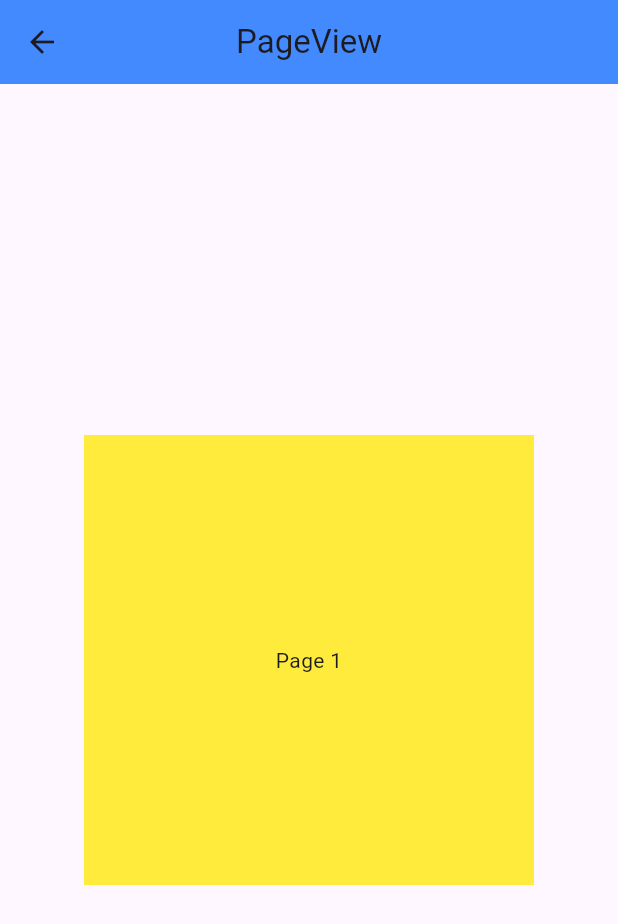
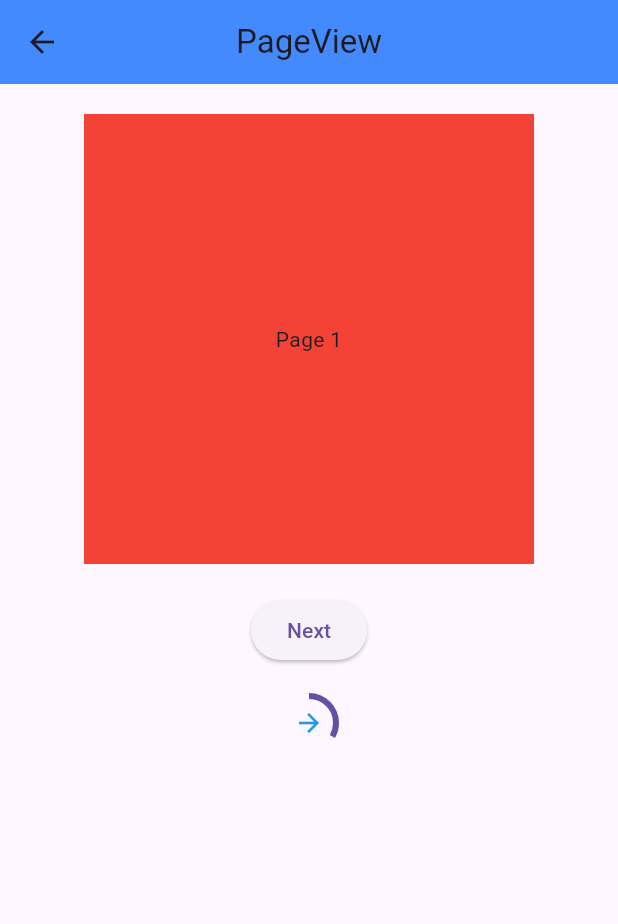
Before and after one commit to MohamedFarid648/flutter_course_notes, a Flutter app: the PageViewCustom screen opened by its route, on a phone screen of 412 x 824 dp. Shown: the top 924 px of the screen. Run offline on Flutter 3.47's test engine with Material 3 defaults, Android fonts, the phone set to English and light mode, and no system bars; our stand-ins replace device_preview, flutter_svg.

Commit message:
finish page view

```diff
--- a/FlutterProjects/new_flutter_project/lib/widgets/page_view_custom.dart
+++ b/FlutterProjects/new_flutter_project/lib/widgets/page_view_custom.dart
@@ -1,35 +1,104 @@
 import 'package:flutter/material.dart';
+import 'package:new_flutter_project/config/routes/route_names.dart';
 import 'package:new_flutter_project/widgets/app_bar_custom.dart';
 
-class PageViewCustom extends StatelessWidget {
+class PageViewCustom extends StatefulWidget {
   const PageViewCustom({super.key});
+
+  @override
+  State<PageViewCustom> createState() => _PageViewCustomState();
+}
+
+class _PageViewCustomState extends State<PageViewCustom> {
+  late PageController _controller;
+  int currentPage = 0;
+  final List<Widget> _pages = [
+    Container(
+      color: Colors.red,
+      child: const Center(child: Text("Page 1")),
+    ),
+    Container(
+      color: Colors.yellow,
+      child: const Center(child: Text("Page 2")),
+    ),
+    Container(
+      color: Colors.green,
+      child: const Center(child: Text("Page 3")),
+    ),
+  ];
+  @override
+  void initState() {
+    _controller = PageController();
+    super.initState();
+  }
+
+  @override
+  void dispose() {
+    _controller.dispose();
+    super.dispose();
+  }
+
   @override
   Widget build(BuildContext context) {
+    var sizedBox = SizedBox(height: 20);
     return Scaffold(
       appBar: AppBarCustom(title: "PageView"),
-      body: Center(
-        child: Container(
-          height: 300,
-          width: 300,
-          color: Colors.blue,
-          child: PageView(
-            scrollDirection: Axis.horizontal,
+      body: Column(
+        children: [
+          sizedBox,
+          Center(
+            child: Container(
+              height: 300,
+              width: 300,
+              color: Colors.blue,
+              child: PageView(
+                onPageChanged: (index) {
+                  setState(() {
+                    currentPage = index;
+                    //print("current Page $currentPage");
+                  });
+                },
+                controller: _controller,
+                physics: NeverScrollableScrollPhysics(),
+                children: _pages,
+              ),
+            ),
+          ),
+          sizedBox,
+          ElevatedButton(
+            onPressed: () {
+              //print("current Page $currentPage");
+
+              if (currentPage < _pages.length - 1) {
+                _controller.nextPage(
+                  duration: const Duration(milliseconds: 300),
+                  curve: Curves.easeIn,
+                );
+              } else {
+                print("pushReplacementNamed");
+                Navigator.pushReplacementNamed(
+                  context,
+                  RouteNames.basketBallScreen,
+                );
+              }
+            },
+            child: Text("Next"),
+          ),
+          sizedBox,
+          Stack(
+            alignment: Alignment.center, // Center the icon over the indicator
             children: [
-              Container(
-                color: Colors.yellow,
-                child: const Center(child: Text("Page 1")),
+              // 1. The Circular Progress Indicator
+              CircularProgressIndicator(
+                // The value remains for progress tracking
+                value: (currentPage + 1) / _pages.length,
+                strokeWidth: 4.0, // Control the thickness of the circle
               ),
-              Container(
-                color: Colors.green,
-                child: const Center(child: Text("Page 2")),
-              ),
-              Container(
-                color: Colors.red,
-                child: const Center(child: Text("Page 3")),
-              ),
+              // 2. The Arrow Icon (Layered on top)
+              const Icon(Icons.arrow_forward, size: 20.0, color: Colors.blue),
             ],
           ),
-        ),
+        ],
       ),
     );
   }
```
